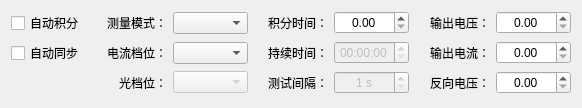
hexianqi/QtCode, file SL2000/HTestSetWidget2000DC.ui: the form before one commit.
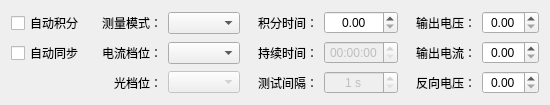
The form after the commit.

What changed in the file:
```diff
--- a/SL2000/HTestSetWidget2000DC.ui
+++ b/SL2000/HTestSetWidget2000DC.ui
@@ -6,8 +6,8 @@
    <rect>
     <x>0</x>
     <y>0</y>
-    <width>582</width>
-    <height>108</height>
+    <width>544</width>
+    <height>90</height>
    </rect>
   </property>
   <property name="windowTitle">
```
